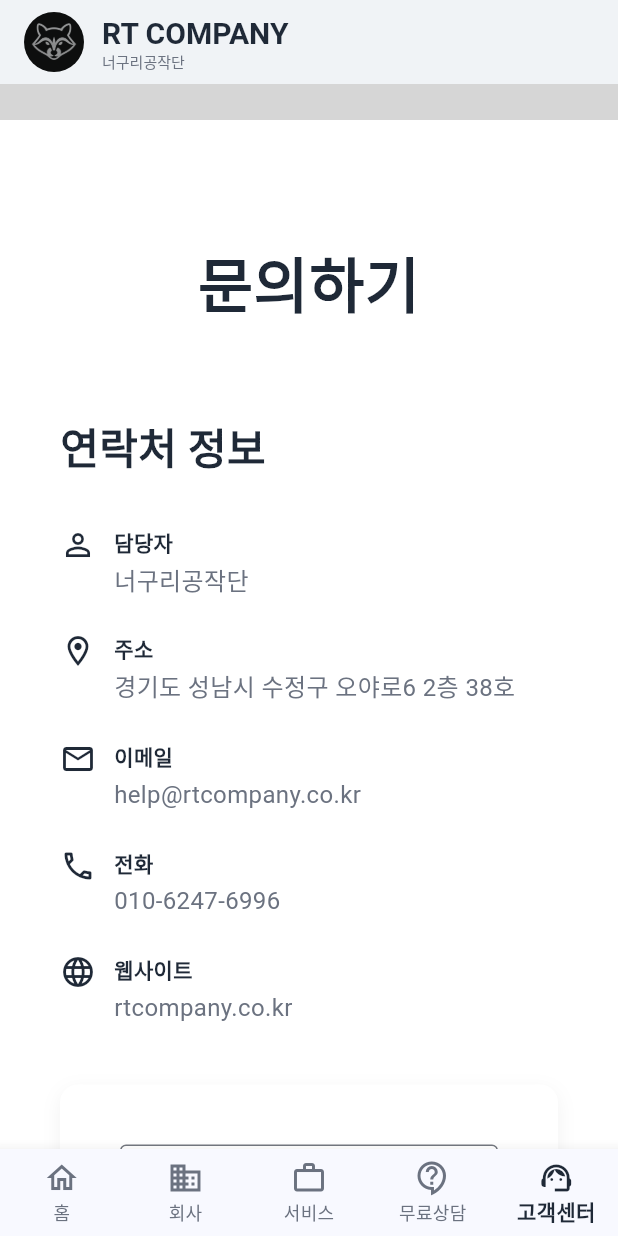
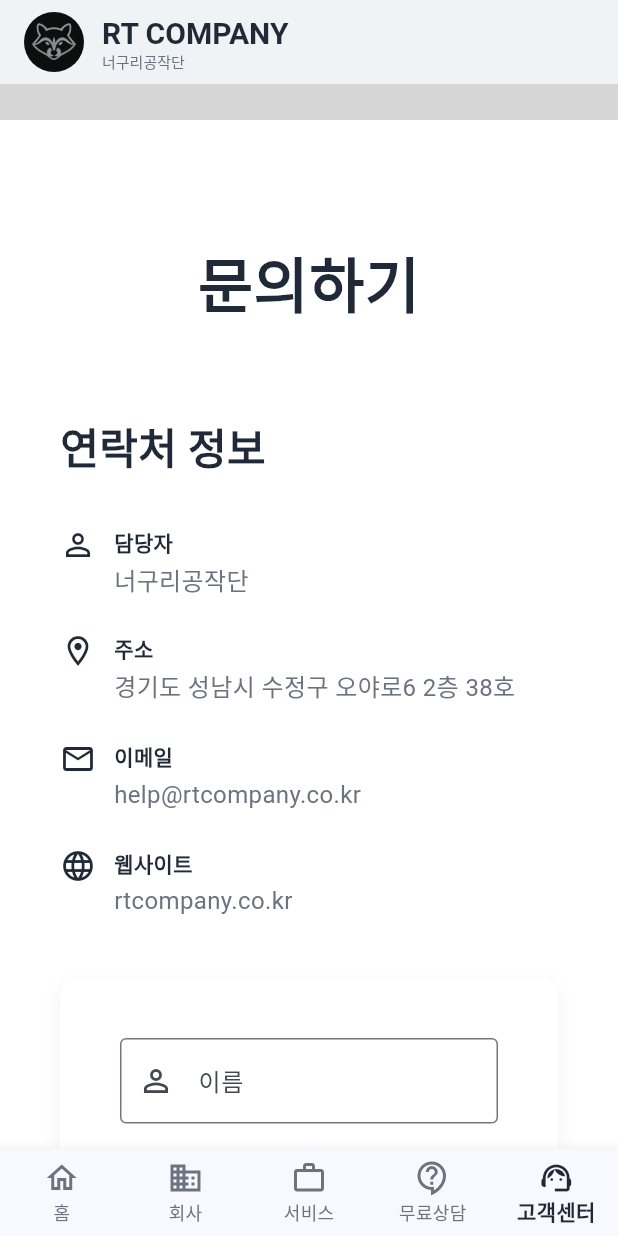
Before and after one commit to enenekdaa/rtcompany, a Flutter app: the screen it shows after launch, item 5 of the bottom bar chosen, scrolled down 576 dp, on a phone screen of 412 x 824 dp. Run offline on Flutter 3.47's test engine with Material 3 defaults, Android fonts, the phone set to English and light mode, and no system bars; Roboto replaces fonts that are missing (Pretendard); grey boxes are pictures that could not be loaded.

Commit message:
Remove phone numbers from contact page and footer for privacy
전화번호를 개인정보 보호를 위해 연락처 페이지와 푸터에서 삭제했습니다.

🤖 Generated with [Claude Code](https://claude.com/claude-code)

Co-Authored-By: Claude <noreply@anthropic.com>

```diff
--- a/lib/pages/contact_page.dart
+++ b/lib/pages/contact_page.dart
@@ -318,12 +318,6 @@ ${_messageController.text}
         ),
         const SizedBox(height: 24),
         _buildContactInfoItem(
-          icon: Icons.phone_outlined,
-          title: '전화',
-          content: '010-6247-6996',
-        ),
-        const SizedBox(height: 24),
-        _buildContactInfoItem(
           icon: Icons.language,
           title: '웹사이트',
           content: 'rtcompany.co.kr',
--- a/lib/widgets/footer.dart
+++ b/lib/widgets/footer.dart
@@ -80,8 +80,6 @@ class AppFooter extends StatelessWidget {
                         _buildInfoText('주소', '경기도 성남시 수정구 오야로6 2층 38호'),
                         const SizedBox(height: 8),
                         _buildInfoText('이메일', 'help@rtcompany.co.kr'),
-                        const SizedBox(height: 8),
-                        _buildInfoText('전화', '010-6247-6996'),
                       ],
                     ),
                   ),
```
Also changed, not shown: 3 other files.
